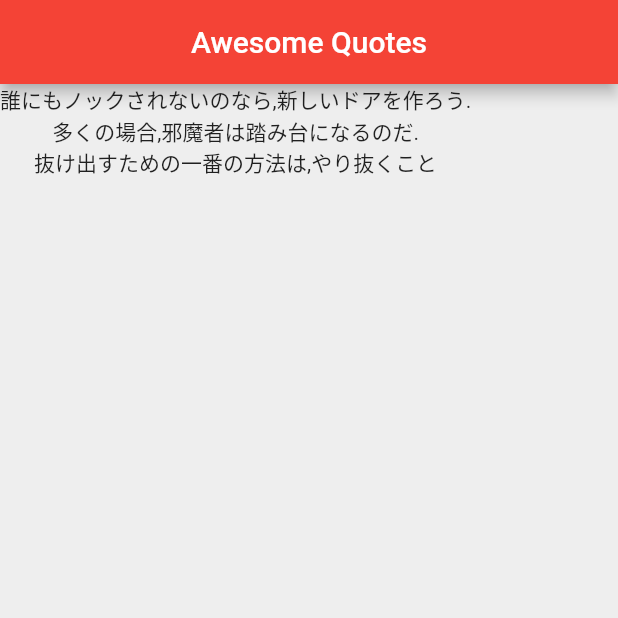
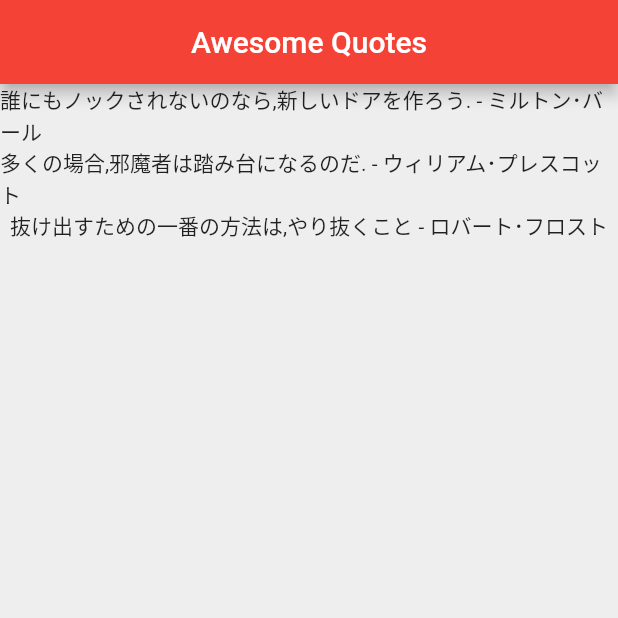
Before and after one commit to shuheydev/flutter_awesome_quotes, a Flutter app: the screen it shows after launch, on a phone screen of 412 x 824 dp, the top half of it. Run offline on Flutter 3.47's test engine with Material 2 defaults, Android fonts, the phone set to English and light mode, and no system bars; Roboto replaces fonts that are missing (NotoSerifJP).

Commit message:
リストの表示データをQuoteオブジェクトに変更した.

```diff
--- a/lib/main.dart
+++ b/lib/main.dart
@@ -1,4 +1,5 @@
 import 'package:flutter/material.dart';
+import 'quote.dart';
 
 void main() => runApp(MaterialApp(
       home: QuoteList(),
@@ -10,10 +11,10 @@ class QuoteList extends StatefulWidget {
 }
 
 class _QuoteListState extends State<QuoteList> {
-  List<String> quotes = [
-    '誰にもノックされないのなら,新しいドアを作ろう.', //ミルトン･バール
-    '多くの場合,邪魔者は踏み台になるのだ.', //ウィリアム･プレスコット
-    '抜け出すための一番の方法は,やり抜くこと', //ロバート･フロスト
+  List<Quote> quotes = [
+    Quote(text: '誰にもノックされないのなら,新しいドアを作ろう.', author: 'ミルトン･バール'),
+    Quote(text: '多くの場合,邪魔者は踏み台になるのだ.', author: 'ウィリアム･プレスコット'),
+    Quote(text: '抜け出すための一番の方法は,やり抜くこと', author: 'ロバート･フロスト'),
   ];
 
   @override
@@ -31,7 +32,7 @@ class _QuoteListState extends State<QuoteList> {
       body: Column(
         children: quotes
             .map((quote) => Text(
-                  quote,
+                  '${quote.text} - ${quote.author}',
                   style: TextStyle(fontFamily: 'NotoSerifJP'),
                 ))
             .toList(),
```
